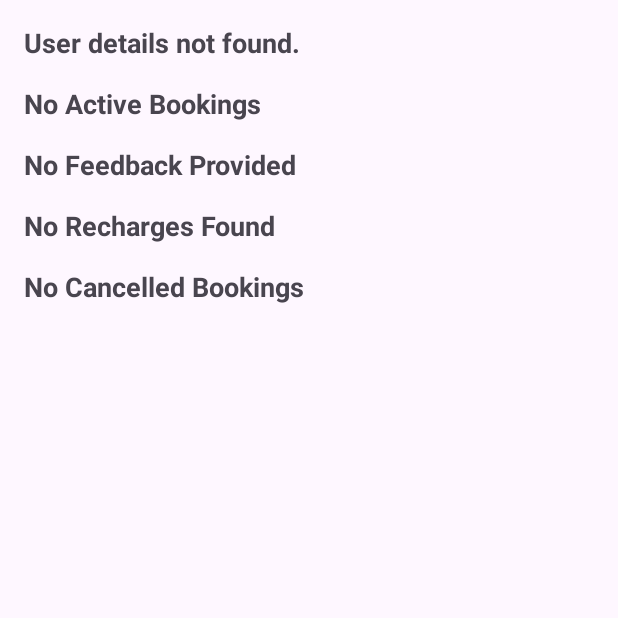
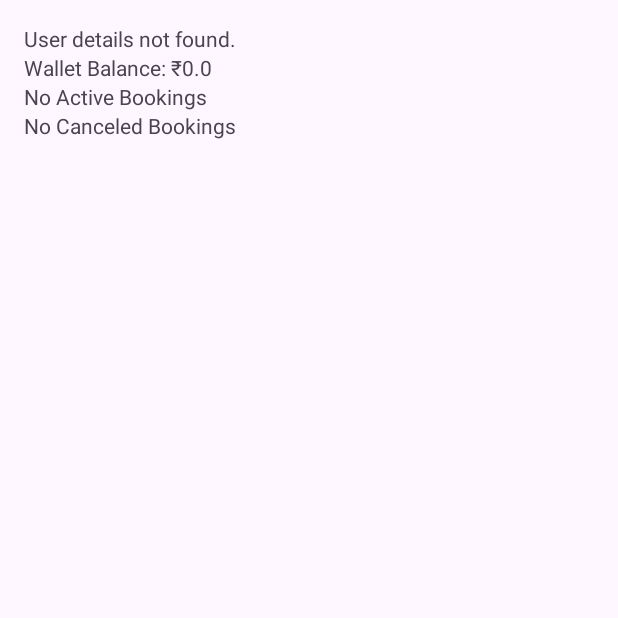
Before and after one commit to Santrokal/Vehicle_Parking_Booking_System, an Android app: the Profile screen opened directly, with no data from a screen before it, on a phone screen of 412 x 824 dp, the top half of it. Run offline under Robolectric (Android 15) with nearby library versions, the phone set to English and light mode, and no system bars; our stand-ins replace Firebase (no records; nobody signed in at launch, a user with empty details on screens opened directly).

Commit message:
working project

```diff
--- a/app/src/main/java/com/example/vehicle_parking_booking_system/Profile.java
+++ b/app/src/main/java/com/example/vehicle_parking_booking_system/Profile.java
@@ -16,19 +16,20 @@ import com.google.firebase.database.ValueEventListener;
 
 public class Profile extends AppCompatActivity {
 
-    private TextView tvUserDetails, tvActiveBookings, tvFeedbacks, tvRecharges, tvCanceledBookings;
+    private TextView tvUserDetails, tvWalletBalance, tvActiveBookings, tvCanceledBookings;
 
     private FirebaseAuth firebaseAuth;
-    private DatabaseReference usersReference, bookingsReference, feedbackReference, rechargesReference, canceledBookingsReference;
+    private DatabaseReference usersReference, bookingsReference, canceledBookingsReference;
 
     @Override
     protected void onCreate(Bundle savedInstanceState) {
         super.onCreate(savedInstanceState);
         setContentView(R.layout.activity_profile);
+
+        // Initialize views
         tvUserDetails = findViewById(R.id.tvUserDetails);
+        tvWalletBalance = findViewById(R.id.tvWalletBalance);
         tvActiveBookings = findViewById(R.id.tvActiveBookings);
-        tvFeedbacks = findViewById(R.id.tvFeedbacks);
-        tvRecharges = findViewById(R.id.tvRecharges);
         tvCanceledBookings = findViewById(R.id.tvCanceledBookings);
 
         // Initialize Firebase
@@ -38,15 +39,12 @@ public class Profile extends AppCompatActivity {
         // Initialize database references
         usersReference = FirebaseDatabase.getInstance().getReference("Users").child(userId);
         bookingsReference = FirebaseDatabase.getInstance().getReference("Bookings");
-        feedbackReference = FirebaseDatabase.getInstance().getReference("Feedback");
-        rechargesReference = FirebaseDatabase.getInstance().getReference("Recharges").child(userId);
         canceledBookingsReference = FirebaseDatabase.getInstance().getReference("CanceledBookings").child(userId);
 
-        // Fetch data
+        // Fetch and display user data
         fetchUserDetails();
-        fetchBookings();
-        fetchFeedbacks();
-        fetchRecharges();
+        fetchWalletBalance();
+        fetchActiveBookings();
         fetchCanceledBookings();
     }
 
@@ -57,8 +55,12 @@ public class Profile extends AppCompatActivity {
                 if (snapshot.exists()) {
                     String name = snapshot.child("name").getValue(String.class);
                     String email = snapshot.child("email").getValue(String.class);
+                    String phone = snapshot.child("phone").getValue(String.class);
 
-                    tvUserDetails.setText("Name: " + name + "\nEmail: " + email);
+                    // Display user details
+                    tvUserDetails.setText("Name: " + (name != null ? name : "N/A") + "\n" +
+                            "Email: " + (email != null ? email : "N/A") + "\n" +
+                            "Phone: " + (phone != null ? phone : "N/A"));
                 } else {
                     tvUserDetails.setText("User details not found.");
                 }
@@ -71,7 +73,26 @@ public class Profile extends AppCompatActivity {
         });
     }
 
-    private void fetchBookings() {
+    private void fetchWalletBalance() {
+        usersReference.child("walletBalance").addListenerForSingleValueEvent(new ValueEventListener() {
+            @Override
+            public void onDataChange(@NonNull DataSnapshot snapshot) {
+                if (snapshot.exists()) {
+                    Double walletBalance = snapshot.getValue(Double.class);
+                    tvWalletBalance.setText("Wallet Balance: ₹" + (walletBalance != null ? walletBalance : 0.0));
+                } else {
+                    tvWalletBalance.setText("Wallet Balance: ₹0.0");
+                }
+            }
+
+            @Override
+            public void onCancelled(@NonNull DatabaseError error) {
+                Toast.makeText(Profile.this, "Failed to fetch wallet balance: " + error.getMessage(), Toast.LENGTH_SHORT).show();
+            }
+        });
+    }
+
+    private void fetchActiveBookings() {
         bookingsReference.orderByChild("userId").equalTo(firebaseAuth.getCurrentUser().getUid())
                 .addListenerForSingleValueEvent(new ValueEventListener() {
                     @Override
@@ -81,8 +102,8 @@ public class Profile extends AppCompatActivity {
                             String location = booking.child("location").getValue(String.class);
                             String startTime = booking.child("startTime").getValue(String.class);
 
-                            bookingsData.append("Location: ").append(location).append("\n")
-                                    .append("Start Time: ").append(startTime).append("\n\n");
+                            bookingsData.append("Location: ").append(location != null ? location : "N/A").append("\n")
+                                    .append("Start Time: ").append(startTime != null ? startTime : "N/A").append("\n\n");
                         }
                         tvActiveBookings.setText(bookingsData.length() > 0 ? bookingsData.toString() : "No Active Bookings");
                     }
@@ -94,51 +115,6 @@ public class Profile extends AppCompatActivity {
                 });
     }
 
-    private void fetchFeedbacks() {
-        feedbackReference.orderByChild("userName").equalTo(firebaseAuth.getCurrentUser().getDisplayName())
-                .addListenerForSingleValueEvent(new ValueEventListener() {
-                    @Override
-                    public void onDataChange(@NonNull DataSnapshot snapshot) {
-                        StringBuilder feedbackData = new StringBuilder();
-                        for (DataSnapshot feedback : snapshot.getChildren()) {
-                            String rating = feedback.child("rating").getValue(String.class);
-                            String comments = feedback.child("comments").getValue(String.class);
-
-                            feedbackData.append("Rating: ").append(rating).append("\n")
-                                    .append("Comments: ").append(comments).append("\n\n");
-                        }
-                        tvFeedbacks.setText(feedbackData.length() > 0 ? feedbackData.toString() : "No Feedback Provided");
-                    }
-
-                    @Override
-                    public void onCancelled(@NonNull DatabaseError error) {
-                        Toast.makeText(Profile.this, "Failed to fetch feedback: " + error.getMessage(), Toast.LENGTH_SHORT).show();
-                    }
-                });
-    }
-
-    private void fetchRecharges() {
-        rechargesReference.addListenerForSingleValueEvent(new ValueEventListener() {
-            @Override
-            public void onDataChange(@NonNull DataSnapshot snapshot) {
-                StringBuilder rechargeData = new StringBuilder();
-                for (DataSnapshot recharge : snapshot.getChildren()) {
-                    String amount = recharge.child("amount").getValue(String.class);
-                    String date = recharge.child("date").getValue(String.class);
-
-                    rechargeData.append("Amount: ₹").append(amount).append("\n")
-                            .append("Date: ").append(date).append("\n\n");
-                }
-                tvRecharges.setText(rechargeData.length() > 0 ? rechargeData.toString() : "No Recharges Found");
-            }
-
-            @Override
-            public void onCancelled(@NonNull DatabaseError error) {
-                Toast.makeText(Profile.this, "Failed to fetch recharges: " + error.getMessage(), Toast.LENGTH_SHORT).show();
-            }
-        });
-    }
-
     private void fetchCanceledBookings() {
         canceledBookingsReference.addListenerForSingleValueEvent(new ValueEventListener() {
             @Override
@@ -148,10 +124,10 @@ public class Profile extends AppCompatActivity {
                     String location = booking.child("location").getValue(String.class);
                     String cancelDate = booking.child("cancelDate").getValue(String.class);
 
-                    canceledData.append("Location: ").append(location).append("\n")
-                            .append("Cancelled On: ").append(cancelDate).append("\n\n");
+                    canceledData.append("Location: ").append(location != null ? location : "N/A").append("\n")
+                            .append("Cancelled On: ").append(cancelDate != null ? cancelDate : "N/A").append("\n\n");
                 }
-                tvCanceledBookings.setText(canceledData.length() > 0 ? canceledData.toString() : "No Cancelled Bookings");
+                tvCanceledBookings.setText(canceledData.length() > 0 ? canceledData.toString() : "No Canceled Bookings");
             }
 
             @Override
--- a/app/src/main/res/layout/activity_profile.xml
+++ b/app/src/main/res/layout/activity_profile.xml
@@ -13,49 +13,26 @@
             android:id="@+id/tvUserDetails"
             android:layout_width="wrap_content"
             android:layout_height="wrap_content"
-            android:text="User Details"
-            android:textSize="18sp"
-            android:layout_marginBottom="16dp"
-            android:textStyle="bold" />
+            android:text="User Details" />
 
-        <!-- Active Bookings -->
+        <TextView
+            android:id="@+id/tvWalletBalance"
+            android:layout_width="wrap_content"
+            android:layout_height="wrap_content"
+            android:text="Wallet Balance" />
+
         <TextView
             android:id="@+id/tvActiveBookings"
             android:layout_width="wrap_content"
             android:layout_height="wrap_content"
-            android:text="Active Bookings"
-            android:textSize="18sp"
-            android:layout_marginBottom="16dp"
-            android:textStyle="bold" />
+            android:text="Active Bookings" />
 
-        <!-- Feedbacks -->
-        <TextView
-            android:id="@+id/tvFeedbacks"
-            android:layout_width="wrap_content"
-            android:layout_height="wrap_content"
-            android:text="Feedbacks"
-            android:textSize="18sp"
-            android:layout_marginBottom="16dp"
-            android:textStyle="bold" />
-
-        <!-- Recharges -->
-        <TextView
-            android:id="@+id/tvRecharges"
-            android:layout_width="wrap_content"
-            android:layout_height="wrap_content"
-            android:text="Recharges"
-            android:textSize="18sp"
-            android:layout_marginBottom="16dp"
-            android:textStyle="bold" />
-
-        <!-- Canceled Bookings -->
         <TextView
             android:id="@+id/tvCanceledBookings"
             android:layout_width="wrap_content"
             android:layout_height="wrap_content"
-            android:text="Canceled Bookings"
-            android:textSize="18sp"
-            android:textStyle="bold" />
+            android:text="Canceled Bookings" />
+
 
     </LinearLayout>
 </ScrollView>
```
Also changed, not shown: app/src/main/java/com/example/vehicle_parking_booking_system/Cancel_Parking.java (+28 -5 lines).
